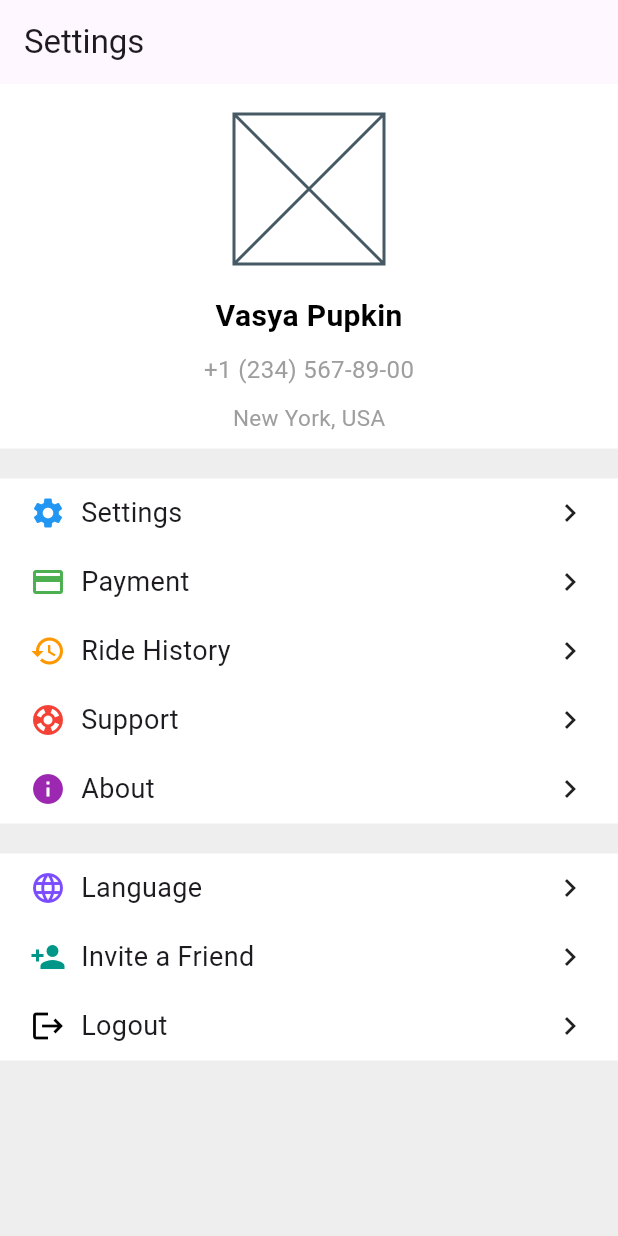
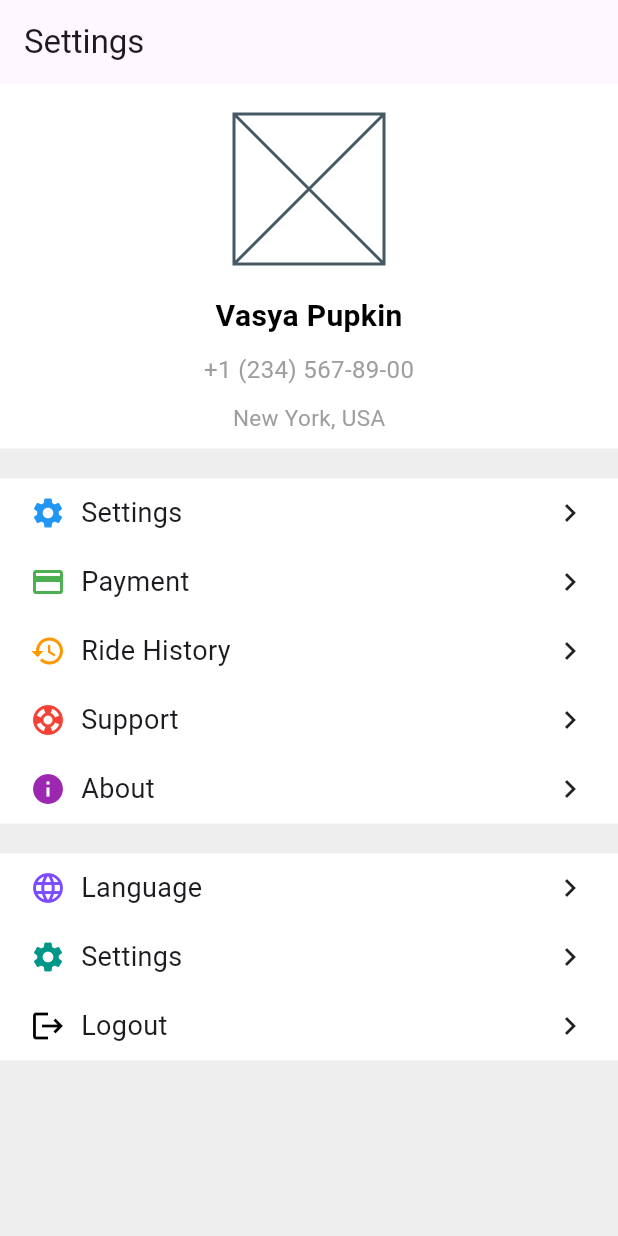
Before and after one commit to TheBaytur/baza, a Flutter app: the screen it shows after launch, on a phone screen of 412 x 824 dp. Run offline on Flutter 3.47's test engine with Material 3 defaults, Android fonts, the phone set to English and light mode, and no system bars.

Commit message:
Finished Menu

```diff
--- a/lib/widgets/user_profile.dart
+++ b/lib/widgets/user_profile.dart
@@ -10,7 +10,7 @@ class UserProfile extends StatelessWidget {
   ];
   List <MenuRowData> secondMenuRow = [
     MenuRowData(icon: Icons.language, text: 'Language', color: Colors.deepPurpleAccent),
-    MenuRowData(icon: Icons.person_add, text: 'Invite a Friend', color: Colors.teal),
+    MenuRowData(icon: Icons.settings, text: 'Settings', color: Colors.teal),
     MenuRowData(icon: Icons.logout, text: 'Logout', color: Colors.black),
   ];
 
```
